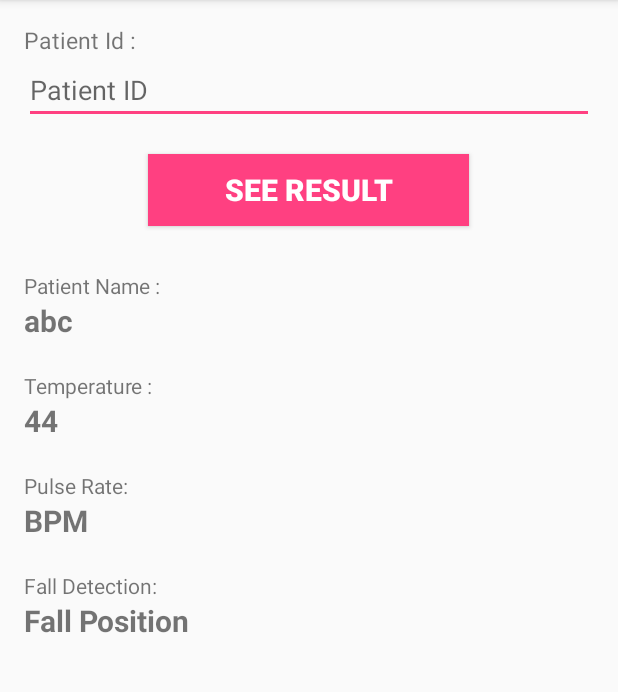
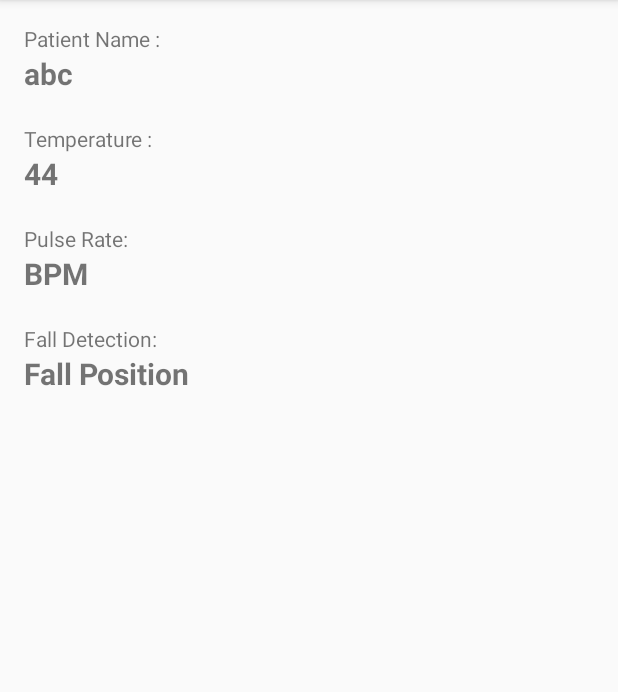
Before and after one commit to babs20795/HealthApp, an Android app: the MainActivity screen opened directly, with no data from a screen before it, on a phone screen of 412 x 824 dp, the part 84-776 px from its top. Run offline under Robolectric (Android 15) with nearby library versions, the light colour scheme and no system bars; our stand-ins replace Volley; network calls fail.

Commit message:
Relative Login and display patient details every 15 seconds

```diff
--- a/app/src/main/java/com/example/admin/healthapp/DBRsources.java
+++ b/app/src/main/java/com/example/admin/healthapp/DBRsources.java
@@ -7,7 +7,7 @@ public interface DBRsources {
 
     String host="192.168.43.31:80";
 
-    String LOGIN_REQUEST="https://hms17.000webhostapp.com/mobile/patient_result.php";//"http://192.168.43.31:80/HealthApp/patient_result.php";
-    String NOTIFICATION="";
+    String LOGIN_REQUEST="https://hms17.000webhostapp.com/mobile/Login_Check.php";//"http://192.168.43.31:80/HealthApp/patient_result.php";
+    String RELATIVE_PATIENT="https://hms17.000webhostapp.com/mobile/Relatives_Home.php";
 
 }
--- a/app/src/main/java/com/example/admin/healthapp/MainActivity.java
+++ b/app/src/main/java/com/example/admin/healthapp/MainActivity.java
@@ -1,11 +1,11 @@
 package com.example.admin.healthapp;
 
-import android.net.Uri;
+import android.content.Intent;
+import android.os.Handler;
 import android.support.v7.app.AlertDialog;
 import android.support.v7.app.AppCompatActivity;
 import android.os.Bundle;
 import android.util.Log;
-import android.view.View;
 import android.widget.Button;
 import android.widget.EditText;
 import android.widget.TextView;
@@ -14,10 +14,6 @@ import android.widget.Toast;
 import com.android.volley.RequestQueue;
 import com.android.volley.Response;
 import com.android.volley.toolbox.Volley;
-import com.google.android.gms.appindexing.Action;
-import com.google.android.gms.appindexing.AppIndex;
-import com.google.android.gms.appindexing.Thing;
-import com.google.android.gms.common.api.GoogleApiClient;
 
 import org.json.JSONObject;
 
@@ -26,12 +22,8 @@ public class MainActivity extends AppCompatActivity {
     public static EditText e1;
     Button b1;
     TextView p_name,p_temp,p_pulse,p_fall,t1,t2,t3;
-    /**
-     * ATTENTION: This was auto-generated to implement the App Indexing API.
-     * See https://g.co/AppIndexing/AndroidStudio for more information.
-     */
-    private GoogleApiClient client;
-
+    static String relative_id;
+    Handler handler;
     @Override
     protected void onCreate(Bundle savedInstanceState) {
         super.onCreate(savedInstanceState);
@@ -42,18 +34,29 @@ public class MainActivity extends AppCompatActivity {
         p_pulse=(TextView)findViewById(R.id.p_pulse);
         p_fall=(TextView)findViewById(R.id.p_fall);
 
-        t1=(TextView)findViewById(R.id.textView12);
-        t2=(TextView)findViewById(R.id.textView14);
-        t3=(TextView)findViewById(R.id.textView2);
 
-        e1 = (EditText) findViewById(R.id.editText_patient_id);
-        b1 = (Button) findViewById(R.id.button_see_patient_result);
-            b1.setOnClickListener(new View.OnClickListener() {
-                @Override
-                public void onClick(View v) {
+        Intent i=getIntent();
+        relative_id=i.getStringExtra("relative_id");
+        GetData(relative_id);
+
+        handler=new Handler();
+
+        handler.postDelayed(runnable,15000);
 
 
-                        String p_id=e1.getText().toString();
+    }
+
+    private final Runnable runnable=new Runnable() {
+        @Override
+        public void run() {
+            GetData(relative_id);
+            handler.postDelayed(runnable,15000);
+        }
+    };
+
+
+    private void GetData(String relative_id){
+
 
         Response.Listener listener = new Response.Listener<String>() {
 
@@ -63,27 +66,28 @@ public class MainActivity extends AppCompatActivity {
                 try{
 
                     Log.d("response",response);
+                   // Toast.makeText(MainActivity.this,response,Toast.LENGTH_LONG).show();
+
                     JSONObject j=new JSONObject(response);
-                                    success=j.getString("result");
+                    success=j.getString("success");
 
-                                    if (success.equals("fail")){
+                    if (success.equals("true")){
+
+                      //  Toast.makeText(getApplicationContext(),"Temp="+j.getString("temp")+"\nPulse="+j.getString("pulse"),Toast.LENGTH_SHORT).show();
+                        p_temp.setText(j.getString("temp_cels"));
+                        p_pulse.setText(j.getString("pulse"));
+                        p_fall.setText(j.getString("accel"));
+                        p_name.setText(j.getString("patient_name"));
+
+                    }
+                    else
+                    {
+
                         AlertDialog.Builder builder=new AlertDialog.Builder(MainActivity.this);
                         builder.setMessage("Login fail")
                                 .setNegativeButton("Retry",null)
                                 .create()
                                 .show();
-                                    }
-                                    else
-                                    {
-                                        JSONObject js=new JSONObject(success);
-                                        //Intent i = new Intent(MainActivity.this, Result.class);
-                                        //startActivity(i);
-
-                                        Toast.makeText(getApplicationContext(),"Temp="+js.getString("temp")+"\nPulse="+js.getString("pulse"),Toast.LENGTH_SHORT).show();
-                                        p_temp.setText(js.getString("temp"));
-                                        p_pulse.setText(js.getString("pulse"));
-                                        p_fall.setText(js.getString("accel"));
-                                        p_name.setText(js.getString("p_name"));
                     }
 
                 }catch (Exception e){e.printStackTrace();}
@@ -91,50 +95,9 @@ public class MainActivity extends AppCompatActivity {
             }
         };
 
-                        ResultRequest resultRequest =new ResultRequest(p_id,listener);
+        RelativeResultRequest relativeResultRequest =new RelativeResultRequest(relative_id,listener);
         RequestQueue requestQueue= Volley.newRequestQueue(MainActivity.this);
-                        requestQueue.add(resultRequest);
+        requestQueue.add(relativeResultRequest);
 
     }
-            });
-        // ATTENTION: This was auto-generated to implement the App Indexing API.
-        // See https://g.co/AppIndexing/AndroidStudio for more information.
-        client = new GoogleApiClient.Builder(this).addApi(AppIndex.API).build();
 }
-
-    /**
-     * ATTENTION: This was auto-generated to implement the App Indexing API.
-     * See https://g.co/AppIndexing/AndroidStudio for more information.
-     */
-    public Action getIndexApiAction() {
-        Thing object = new Thing.Builder()
-                .setName("Main Page") // TODO: Define a title for the content shown.
-                // TODO: Make sure this auto-generated URL is correct.
-                .setUrl(Uri.parse("http://[ENTER-YOUR-URL-HERE]"))
-                .build();
-        return new Action.Builder(Action.TYPE_VIEW)
-                .setObject(object)
-                .setActionStatus(Action.STATUS_TYPE_COMPLETED)
-                .build();
-    }
-
-    @Override
-    public void onStart() {
-        super.onStart();
-
-        // ATTENTION: This was auto-generated to implement the App Indexing API.
-        // See https://g.co/AppIndexing/AndroidStudio for more information.
-        client.connect();
-        AppIndex.AppIndexApi.start(client, getIndexApiAction());
-    }
-
-    @Override
-    public void onStop() {
-        super.onStop();
-
-        // ATTENTION: This was auto-generated to implement the App Indexing API.
-        // See https://g.co/AppIndexing/AndroidStudio for more information.
-        AppIndex.AppIndexApi.end(client, getIndexApiAction());
-        client.disconnect();
-    }
-}
--- a/app/src/main/java/com/example/admin/healthapp/ResultRequest.java
+++ b/app/src/main/java/com/example/admin/healthapp/RelativeResultRequest.java
@@ -13,12 +13,12 @@ import java.util.Map;
  * Created by admin on 08/03/2017.
  */
 
-public class ResultRequest extends StringRequest implements DBRsources {
+public class RelativeResultRequest extends StringRequest implements DBRsources {
 
     private Map<String,String> params;
 
-    public ResultRequest(String p_id, Response.Listener<String> listener){
-        super(Method.POST,LOGIN_REQUEST,listener,
+    public RelativeResultRequest(String relatives_id, Response.Listener<String> listener){
+        super(Method.POST,RELATIVE_PATIENT,listener,
                 new Response.ErrorListener() {
                     @Override
                     public void onErrorResponse(VolleyError error)
@@ -29,7 +29,7 @@ public class ResultRequest extends StringRequest implements DBRsources {
                 }
         );
         params=new HashMap<>();
-        params.put("p_id",p_id);
+        params.put("relatives_id",relatives_id);
 
     }
 
--- a/app/src/main/res/layout/activity_login.xml
+++ b/app/src/main/res/layout/activity_login.xml
@@ -50,7 +50,7 @@
             android:id="@+id/relatives"
             android:layout_width="wrap_content"
             android:layout_height="wrap_content"
-            android:text="Relative"
+            android:text="Relatives"
             android:layout_marginLeft="20dp"
             android:textSize="15sp" />
 
--- a/app/src/main/res/layout/activity_main.xml
+++ b/app/src/main/res/layout/activity_main.xml
@@ -15,39 +15,12 @@
     android:layout_height="match_parent"
     android:orientation="vertical"
     >
-    <TextView
-        android:id="@+id/textView7"
-        android:layout_width="match_parent"
-        android:layout_height="wrap_content"
-        android:text="Patient Id :"
-        android:textSize="15sp" />
-
-    <EditText
-        android:id="@+id/editText_patient_id"
-        android:layout_width="match_parent"
-        android:layout_height="wrap_content"
-
-        android:hint="Patient ID"
-        android:inputType="textPersonName" />
-
-    <Button
-        android:id="@+id/button_see_patient_result"
-        android:layout_width="214dp"
-        android:layout_height="wrap_content"
-        android:layout_gravity="center"
-        android:layout_marginTop="20dp"
-        android:background="@color/colorAccent"
-        android:text="See Result"
-        android:textAlignment="center"
-        android:textColor="@color/common_google_signin_btn_text_dark_default"
-        android:textSize="20sp"
-        android:textStyle="bold" />
 
     <TextView
         android:id="@+id/textView8"
         android:layout_width="match_parent"
         android:layout_height="wrap_content"
-        android:layout_marginTop="30dp"
+
         android:text="Patient Name :" />
 
     <TextView
```
Also changed, not shown: app/src/main/java/com/example/admin/healthapp/Login_Activity.java (+46 -31 lines), app/src/main/java/com/example/admin/healthapp/login.java (+4 -4 lines). Lines whose indentation alone changed are shown as unchanged.
